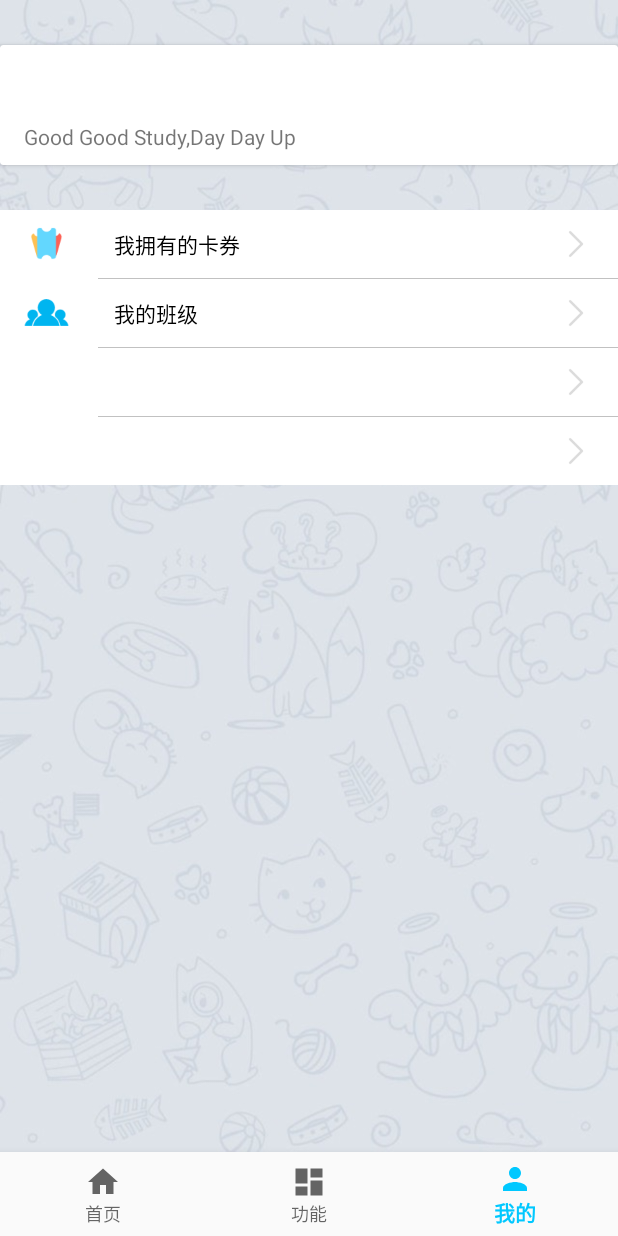
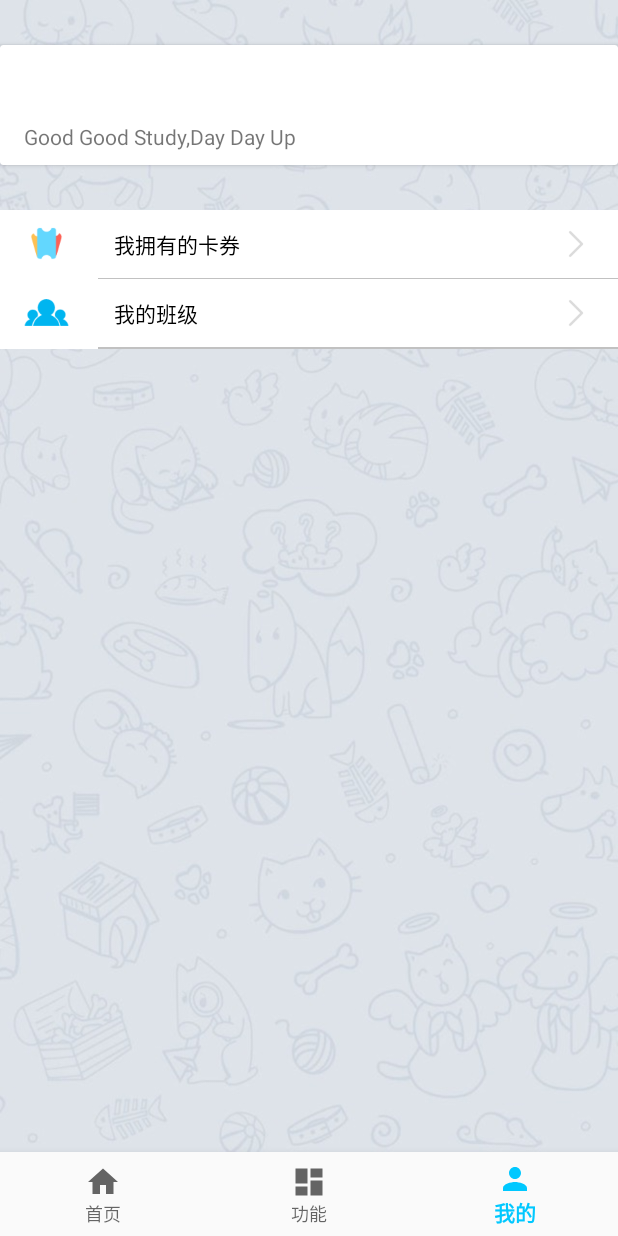
Before and after one commit to ADeerLongNeck/SmartSchoolApp, an Android app: the MainMenuActivity screen opened directly, with no data from a screen before it, item 3 of the bottom bar chosen, on a phone screen of 412 x 824 dp. Run offline under Robolectric (Android 15) with nearby library versions, the phone set to English and light mode, and no system bars; our stand-ins replace CircleImageView.

Commit message:
//删除了个人主页的无用信息

```diff
--- a/app/build.gradle
+++ b/app/build.gradle
@@ -45,7 +45,6 @@ dependencies {
     compile 'com.android.support:cardview-v7:21.0.3'
     compile 'com.android.support:design:26.+'
     compile 'com.android.support:support-vector-drawable:26.+'
-    compile 'com.google.code.gson:gson:2.7'
 
     compile 'com.amap.api:location:latest.integration'
     compile 'com.amap.api:3dmap:latest.integration'
--- a/app/src/main/AndroidManifest.xml
+++ b/app/src/main/AndroidManifest.xml
@@ -154,7 +154,8 @@
         <activity android:name=".Activity.CreateSignActivity" />
         <activity android:name=".Activity.HistoryActivity" />
         <activity android:name=".Activity.HistoryInfoActivity" />
-        <activity android:name=".Activity.JiaoWuActivity"></activity>
+        <activity android:name=".Activity.JiaoWuActivity" />
+        <activity android:name=".Activity.StudentStartSignActivity"></activity>
     </application>
 
 </manifest>
--- a/app/src/main/java/cn/adeerlongneck/app/smartschoolapp/Activity/MainMenuActivity.java
+++ b/app/src/main/java/cn/adeerlongneck/app/smartschoolapp/Activity/MainMenuActivity.java
@@ -47,7 +47,7 @@ public class MainMenuActivity extends AppCompatActivity {
 
     @Override
     protected void onCreate(Bundle savedInstanceState) {
-        this.getWindow().addFlags(WindowManager.LayoutParams.FLAG_SECURE);
+      //  this.getWindow().addFlags(WindowManager.LayoutParams.FLAG_SECURE);
         super.onCreate(savedInstanceState);
         setContentView(R.layout.activity_main_menu);
         ini();
--- a/app/src/main/java/cn/adeerlongneck/app/smartschoolapp/Activity/TeacherMainActivity.java
+++ b/app/src/main/java/cn/adeerlongneck/app/smartschoolapp/Activity/TeacherMainActivity.java
@@ -49,7 +49,7 @@ public class TeacherMainActivity extends AppCompatActivity {
 
     @Override
     protected void onCreate(Bundle savedInstanceState) {
-        this.getWindow().addFlags(WindowManager.LayoutParams.FLAG_SECURE);
+    //    this.getWindow().addFlags(WindowManager.LayoutParams.FLAG_SECURE);
         super.onCreate(savedInstanceState);
         setContentView(R.layout.activity_teacher_main);
         ini();
--- a/app/src/main/java/cn/adeerlongneck/app/smartschoolapp/Adapter/StudentSignAdapter.java
+++ b/app/src/main/java/cn/adeerlongneck/app/smartschoolapp/Adapter/StudentSignAdapter.java
@@ -16,6 +16,7 @@ import java.util.List;
 import java.util.Map;
 
 import cn.adeerlongneck.app.smartschoolapp.Activity.CreateSignActivity;
+import cn.adeerlongneck.app.smartschoolapp.Activity.StudentStartSignActivity;
 import cn.adeerlongneck.app.smartschoolapp.Model.CourseModel;
 import cn.adeerlongneck.app.smartschoolapp.R;
 import cn.adeerlongneck.app.smartschoolapp.Utility.HttpUtil;
@@ -64,7 +65,7 @@ public class StudentSignAdapter extends RecyclerView.Adapter<StudentSignAdapter.
         holder.bt_create.setOnClickListener(new View.OnClickListener() {
             @Override
             public void onClick(View v) {
-                Intent intent=new Intent(context, CreateSignActivity.class);
+                Intent intent=new Intent(context, StudentStartSignActivity.class);
                 context.startActivity(intent);
             }
         });
--- a/app/src/main/res/layout/mainmenu_fragment_me.xml
+++ b/app/src/main/res/layout/mainmenu_fragment_me.xml
@@ -161,83 +161,11 @@
             android:layout_marginLeft="65dp"
             android:background="#c1c1c1" />
 
-        <LinearLayout
-            android:layout_width="match_parent"
-            android:layout_height="45dp">
-
-            <LinearLayout
-                android:layout_width="match_parent"
-                android:layout_height="match_parent"
-                android:foreground="?attr/selectableItemBackground"
-                android:orientation="horizontal">
-
-                <LinearLayout
-                    android:layout_width="match_parent"
-                    android:layout_height="match_parent"
-                    android:layout_weight="1"
-                    android:orientation="horizontal">
-
-
-                </LinearLayout>
-
-                <LinearLayout
-                    android:layout_width="match_parent"
-                    android:layout_height="match_parent"
-                    android:layout_weight="9"
-                    android:orientation="horizontal">
-
-                    <ImageView
-
-                        android:layout_width="25dp"
-                        android:layout_height="25dp"
-                        android:layout_gravity="center"
-                        android:src="@drawable/ic_jian" />
-                </LinearLayout>
-            </LinearLayout>
-        </LinearLayout>
-
         <View
             android:layout_width="match_parent"
             android:layout_height="0.5dp"
             android:layout_marginLeft="65dp"
             android:background="#c1c1c1" />
 
-        <LinearLayout
-            android:layout_width="match_parent"
-            android:layout_height="45dp">
-
-            <LinearLayout
-                android:layout_width="match_parent"
-                android:layout_height="match_parent"
-                android:foreground="?attr/selectableItemBackground"
-                android:orientation="horizontal">
-
-                <LinearLayout
-                    android:layout_width="match_parent"
-                    android:layout_height="match_parent"
-                    android:layout_weight="1"
-                    android:orientation="horizontal">
-
-
-
-                </LinearLayout>
-
-                <LinearLayout
-                    android:layout_width="match_parent"
-                    android:layout_height="match_parent"
-                    android:layout_weight="9"
-                    android:orientation="horizontal">
-
-                    <ImageView
-
-                        android:layout_width="25dp"
-                        android:layout_height="25dp"
-                        android:layout_gravity="center"
-                        android:src="@drawable/ic_jian" />
-                </LinearLayout>
             </LinearLayout>
         </LinearLayout>
-    </LinearLayout>
-
-
-</LinearLayout>
--- a/app/src/main/res/layout/teacher_fragment_function.xml
+++ b/app/src/main/res/layout/teacher_fragment_function.xml
@@ -151,7 +151,7 @@
 
         <android.support.v7.widget.CardView
 
-
+android:id="@+id/jiaowu"
             android:layout_width="match_parent"
 
             android:layout_height="90dp"
```
Also changed, not shown: app/src/main/java/cn/adeerlongneck/app/smartschoolapp/Activity/HistoryInfoActivity.java (+15 -2 lines), app/src/main/res/layout/activity_history_info.xml (+32 -0 lines), app/src/main/res/layout/card_history.xml (+7 -0 lines), app/src/main/res/layout/card_historyinfo.xml (+32 -8 lines), app/libs/android-support-v4.jar (deleted), 1 other file.
